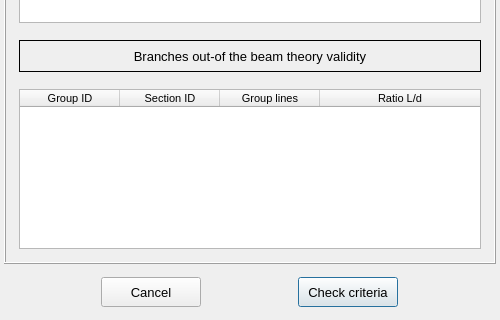
Old version of the form pulse/interface/data/ui_files/criterias/beam_criteria_assistant.ui in the repository open-pulse/OpenPulse; both pictures show x 0 to 500 and y 280 to 600 of the 500 by 600 pixel window.
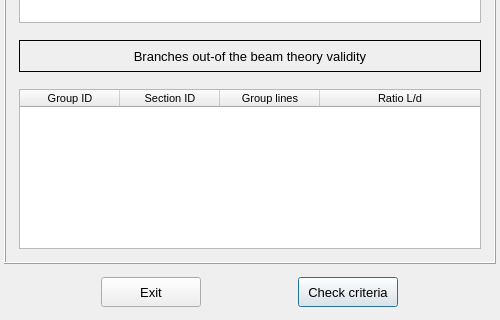
New version of the form. Icons and pictures are not drawn.

Commit message: Replace the button text "Cancel" by "Exit"

Patch:
```diff
--- a/pulse/interface/data/ui_files/criterias/beam_criteria_assistant.ui
+++ b/pulse/interface/data/ui_files/criterias/beam_criteria_assistant.ui
@@ -676,7 +676,7 @@
          <string notr="true"/>
         </property>
         <property name="text">
-         <string>Cancel</string>
+         <string>Exit</string>
         </property>
         <property name="autoDefault">
          <bool>false</bool>
```
Left out of the diff: 2 changed lines with no effect on the pictures. The commit also changes 75 other files.
